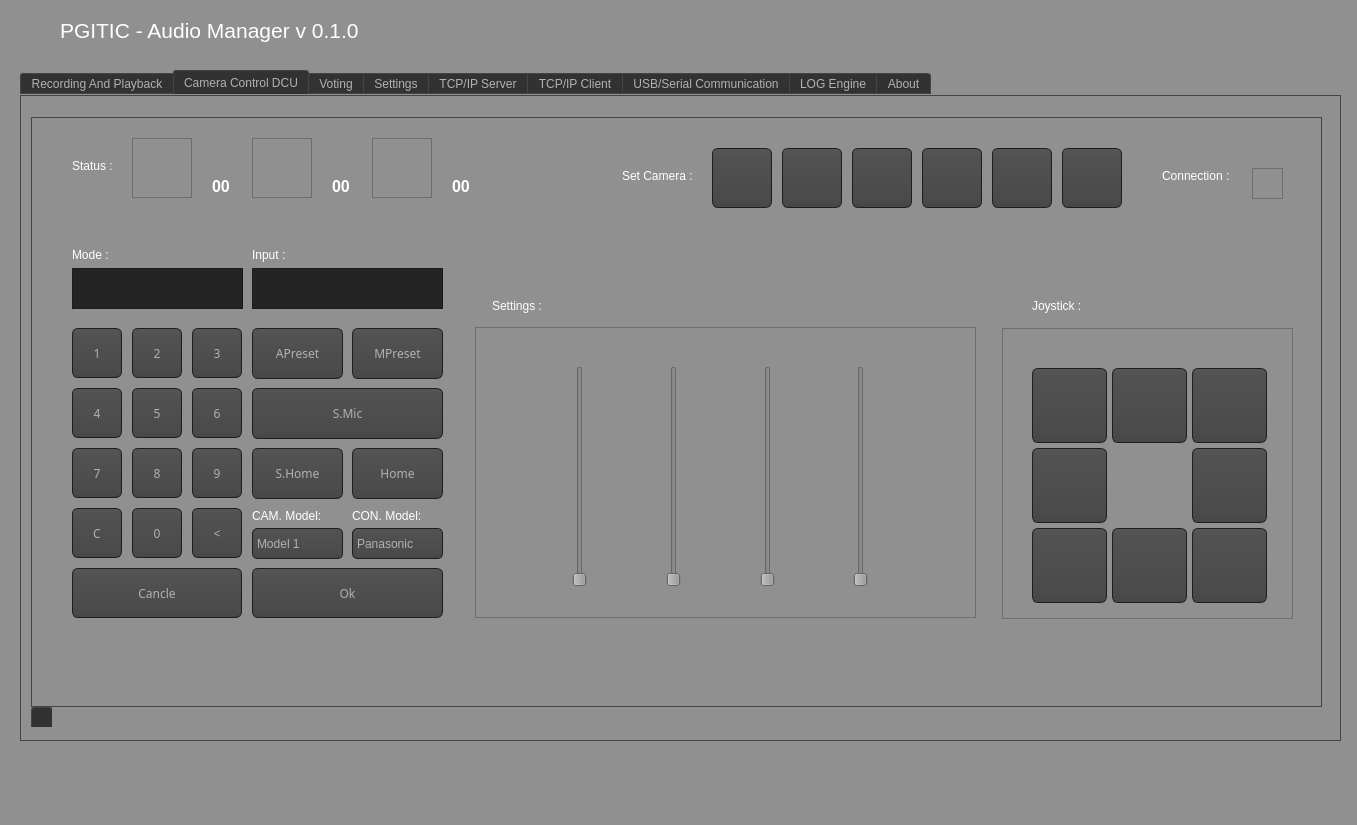
First picture: the form in mainwindow.ui, repository cxdcxd/pgitic_gstramer, before the edit.
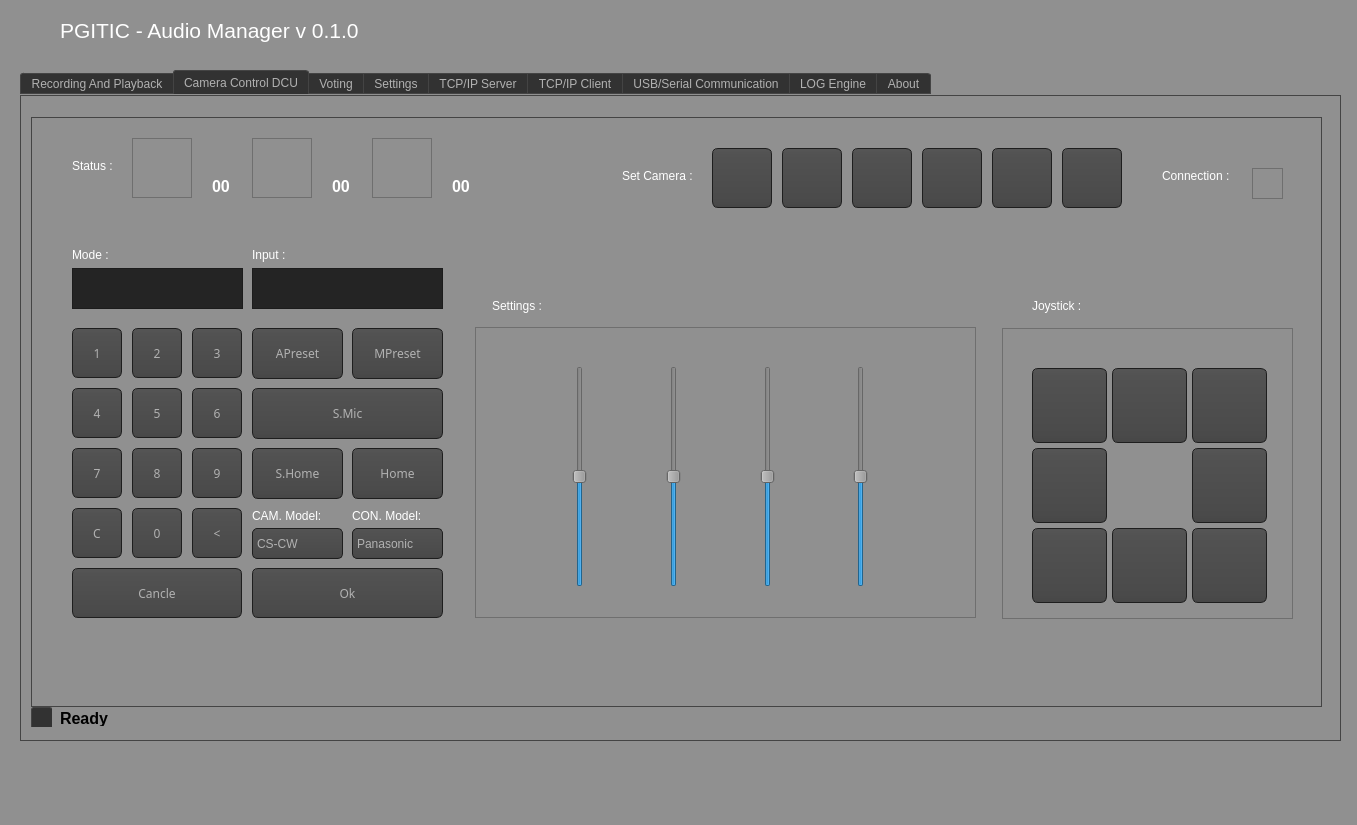
Second picture: the form after the edit. Icons and pictures are not drawn.

```diff
--- a/mainwindow.ui
+++ b/mainwindow.ui
@@ -1610,6 +1610,18 @@
           <height>221</height>
          </rect>
         </property>
+        <property name="cursor">
+         <cursorShape>PointingHandCursor</cursorShape>
+        </property>
+        <property name="minimum">
+         <number>1</number>
+        </property>
+        <property name="maximum">
+         <number>7</number>
+        </property>
+        <property name="value">
+         <number>4</number>
+        </property>
         <property name="orientation">
          <enum>Qt::Vertical</enum>
         </property>
@@ -1623,6 +1635,18 @@
           <height>221</height>
          </rect>
         </property>
+        <property name="cursor">
+         <cursorShape>PointingHandCursor</cursorShape>
+        </property>
+        <property name="minimum">
+         <number>1</number>
+        </property>
+        <property name="maximum">
+         <number>3</number>
+        </property>
+        <property name="value">
+         <number>2</number>
+        </property>
         <property name="orientation">
          <enum>Qt::Vertical</enum>
         </property>
@@ -1636,6 +1660,18 @@
           <height>221</height>
          </rect>
         </property>
+        <property name="cursor">
+         <cursorShape>PointingHandCursor</cursorShape>
+        </property>
+        <property name="minimum">
+         <number>1</number>
+        </property>
+        <property name="maximum">
+         <number>3</number>
+        </property>
+        <property name="value">
+         <number>2</number>
+        </property>
         <property name="orientation">
          <enum>Qt::Vertical</enum>
         </property>
@@ -1649,6 +1685,18 @@
           <height>221</height>
          </rect>
         </property>
+        <property name="cursor">
+         <cursorShape>PointingHandCursor</cursorShape>
+        </property>
+        <property name="minimum">
+         <number>1</number>
+        </property>
+        <property name="maximum">
+         <number>3</number>
+        </property>
+        <property name="value">
+         <number>2</number>
+        </property>
         <property name="orientation">
          <enum>Qt::Vertical</enum>
         </property>
@@ -2168,7 +2216,7 @@
         </property>
         <item>
          <property name="text">
-          <string>Model 1</string>
+          <string>CS-CW</string>
          </property>
         </item>
         <item>
@@ -2486,6 +2534,29 @@
      <string>PGITIC - Audio Manager v 0.1.0</string>
     </property>
    </widget>
+   <widget class="QLabel" name="txt_bar_info">
+    <property name="geometry">
+     <rect>
+      <x>60</x>
+      <y>710</y>
+      <width>581</width>
+      <height>16</height>
+     </rect>
+    </property>
+    <property name="font">
+     <font>
+      <pointsize>12</pointsize>
+      <weight>75</weight>
+      <bold>true</bold>
+     </font>
+    </property>
+    <property name="styleSheet">
+     <string notr="true">color: rgb(0, 0, 0);</string>
+    </property>
+    <property name="text">
+     <string>Ready</string>
+    </property>
+   </widget>
   </widget>
   <widget class="QMenuBar" name="menubar">
    <property name="geometry">
```
Left out of the diff: 50 changed lines with no effect on the pictures.
